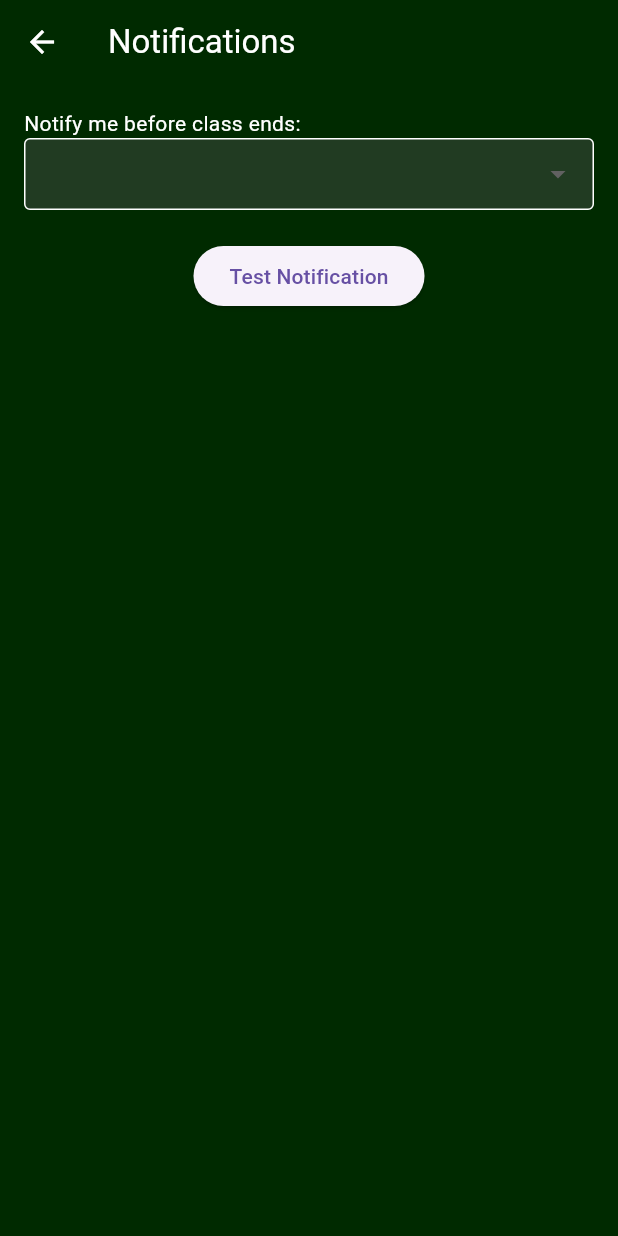
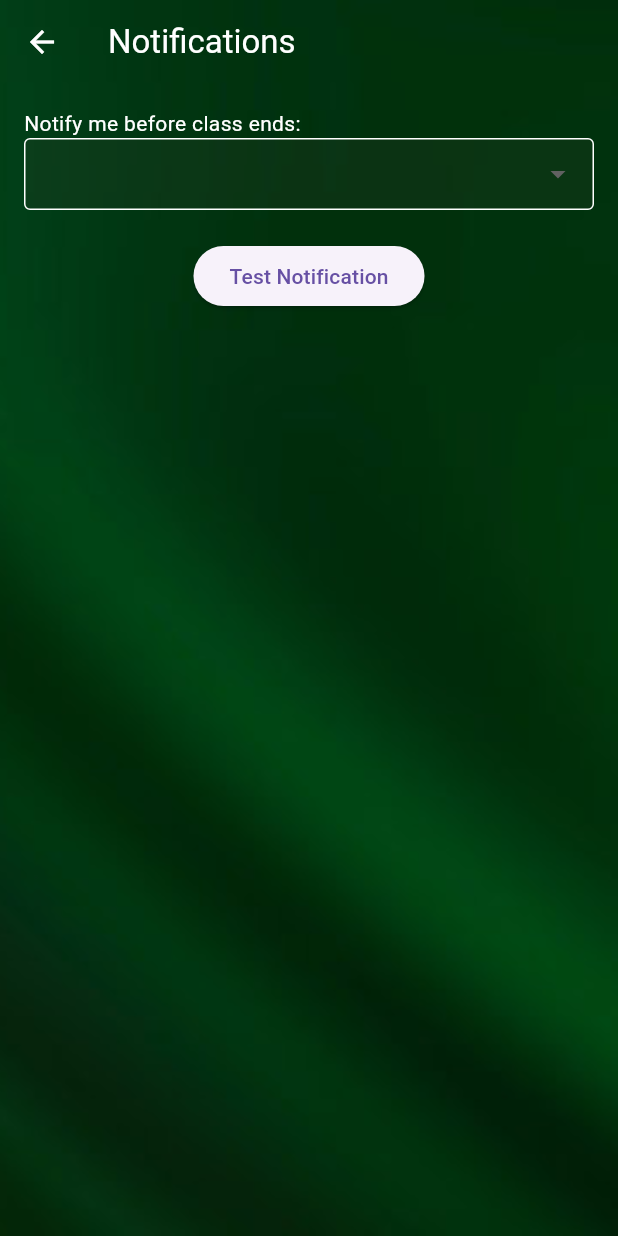
Before and after one commit to alexliao95311/ehs-bell-schedule, a Flutter app: the SettingsPage screen opened directly with empty values, after a tap on "Notifications", on a phone screen of 412 x 824 dp. Run offline on Flutter 3.47's test engine with Material 3 defaults, Android fonts, the phone set to English and light mode, and no system bars; our stand-ins replace awesome_notifications.

Commit message:
added background image

```diff
--- a/lib/main.dart
+++ b/lib/main.dart
@@ -5,6 +5,7 @@ import 'package:intl/intl.dart';
 import 'notification_controller.dart';
 
 void main() async {
+  WidgetsFlutterBinding.ensureInitialized();
   await AwesomeNotifications().initialize(
     null,
     [
@@ -27,7 +28,7 @@ void main() async {
 
   bool isAllowedToSendNotification = await AwesomeNotifications().isNotificationAllowed();
   if (!isAllowedToSendNotification) {
-    AwesomeNotifications().requestPermissionToSendNotifications();
+    await AwesomeNotifications().requestPermissionToSendNotifications();
   }
   runApp(const BellScheduleApp());
 }
@@ -41,7 +42,7 @@ class BellScheduleApp extends StatelessWidget {
       title: 'EHS Bell Schedule',
       theme: ThemeData(
         primarySwatch: Colors.green,
-        scaffoldBackgroundColor: Color.fromARGB(255, 0, 42, 0),
+        scaffoldBackgroundColor: Colors.transparent,
         textTheme: const TextTheme(
           bodyMedium: TextStyle(color: Colors.white),
         ),
@@ -162,7 +163,6 @@ class _HomePageState extends State<HomePage> {
     ],
   };
 
-
   @override
   void initState() {
     AwesomeNotifications().setListeners(
@@ -280,7 +280,7 @@ class _HomePageState extends State<HomePage> {
       case 'Minimum Day':
         return 'Minimum Day Schedule';
       default:
-        return 'No schedule'; // Default = "No schedule"
+        return 'Testing schedule'; // Default = "No schedule"
     }
   }
 
@@ -353,8 +353,10 @@ class _HomePageState extends State<HomePage> {
   @override
   Widget build(BuildContext context) {
     return Scaffold(
+      extendBodyBehindAppBar: true,
       appBar: AppBar(
-        backgroundColor: Color.fromARGB(255, 0, 42, 0),
+        backgroundColor: Colors.transparent,
+        elevation: 0,
         leading: IconButton(
           icon: const Icon(Icons.info, color: Colors.white),
           onPressed: _openInformation,
@@ -380,11 +382,18 @@ class _HomePageState extends State<HomePage> {
           ),
         ],
       ),
-      body: Center(
+      body: Container(
+        decoration: BoxDecoration(
+          image: DecorationImage(
+            image: AssetImage('images/background2.jpeg'),
+            fit: BoxFit.cover,
+          ),
+        ),
+        child: SafeArea(
+          child: Center(
             child: Column(
               mainAxisAlignment: MainAxisAlignment.center,
               children: <Widget>[
-            Spacer(flex: 2),
                 if (_currentClass != 'No Class')
                   SizedBox(
                     height: 200,
@@ -404,20 +413,19 @@ class _HomePageState extends State<HomePage> {
                             children: [
                               Text(
                                 _timeLeft,
-                            style: const TextStyle(fontSize: 36, color: Colors.white),
+                                style: const TextStyle(fontSize: 24, color: Colors.white),
                               ),
                               const Text(
                                 'left',
-                            style: TextStyle(fontSize: 24, color: Colors.white),
+                                style: TextStyle(fontSize: 16, color: Colors.white),
                               ),
                             ],
                           ),
                         ),
-
                       ],
                     ),
                   ),
-            const SizedBox(height: 30),
+                const SizedBox(height: 20),
                 Text(
                   _currentClass,
                   style: const TextStyle(fontSize: 36, fontWeight: FontWeight.bold, color: Colors.white),
@@ -428,8 +436,9 @@ class _HomePageState extends State<HomePage> {
                     _periodDuration,
                     style: const TextStyle(fontSize: 24, color: Colors.white),
                   ),
-            Spacer(flex: 3),
               ],
+            ),
+          ),
         ),
       ),
     );
@@ -488,12 +497,22 @@ class SettingsPage extends StatelessWidget {
   @override
   Widget build(BuildContext context) {
     return Scaffold(
+      extendBodyBehindAppBar: true,
       appBar: AppBar(
+        backgroundColor: Colors.transparent,
+        elevation: 0,
         title: const Text('Settings', style: TextStyle(color: Colors.white)),
-        backgroundColor: Color.fromARGB(255, 0, 42, 0),
         iconTheme: const IconThemeData(color: Colors.white), // Make the back arrow white
       ),
-      body: ListView(
+      body: Container(
+        decoration: BoxDecoration(
+          image: DecorationImage(
+            image: AssetImage('images/background2.jpeg'),
+            fit: BoxFit.cover,
+          ),
+        ),
+        child: SafeArea(
+          child: ListView(
             padding: const EdgeInsets.all(16.0),
             children: [
               ListTile(
@@ -564,6 +583,8 @@ class SettingsPage extends StatelessWidget {
               ),
             ],
           ),
+        ),
+      ),
     );
   }
 }
@@ -601,12 +622,22 @@ class _EditClassNamesPageState extends State<EditClassNamesPage> {
   @override
   Widget build(BuildContext context) {
     return Scaffold(
+      extendBodyBehindAppBar: true,
       appBar: AppBar(
+        backgroundColor: Colors.transparent,
+        elevation: 0,
         title: const Text('Edit Class Names', style: TextStyle(color: Colors.white)),
-        backgroundColor: Color.fromARGB(255, 0, 42, 0),
         iconTheme: const IconThemeData(color: Colors.white), // Make the back arrow white
       ),
-      body: ListView(
+      body: Container(
+        decoration: BoxDecoration(
+          image: DecorationImage(
+            image: AssetImage('images/background2.jpeg'),
+            fit: BoxFit.cover,
+          ),
+        ),
+        child: SafeArea(
+          child: ListView(
             padding: const EdgeInsets.all(16.0),
             children: [
               const SizedBox(height: 20),
@@ -652,6 +683,8 @@ class _EditClassNamesPageState extends State<EditClassNamesPage> {
               ),
             ],
           ),
+        ),
+      ),
     );
   }
 }
@@ -689,12 +722,22 @@ class _NotificationsPageState extends State<NotificationsPage> {
   @override
   Widget build(BuildContext context) {
     return Scaffold(
+      extendBodyBehindAppBar: true,
       appBar: AppBar(
+        backgroundColor: Colors.transparent,
+        elevation: 0,
         title: const Text('Notifications', style: TextStyle(color: Colors.white)),
-        backgroundColor: Color.fromARGB(255, 0, 42, 0),
         iconTheme: const IconThemeData(color: Colors.white), // Make the back arrow white
       ),
-      body: Padding(
+      body: Container(
+        decoration: BoxDecoration(
+          image: DecorationImage(
+            image: AssetImage('images/background2.jpeg'),
+            fit: BoxFit.cover,
+          ),
+        ),
+        child: SafeArea(
+          child: Padding(
             padding: const EdgeInsets.all(16.0),
             child: Column(
               crossAxisAlignment: CrossAxisAlignment.start,
@@ -732,7 +775,7 @@ class _NotificationsPageState extends State<NotificationsPage> {
                   },
                   decoration: InputDecoration(
                     filled: true,
-                fillColor: Color.fromARGB(255, 33, 59, 34),
+                    fillColor: Color.fromARGB(255, 33, 59, 34).withOpacity(0.3),
                     border: OutlineInputBorder(),
                     enabledBorder: OutlineInputBorder(
                       borderSide: BorderSide(color: Colors.white),
@@ -745,7 +788,6 @@ class _NotificationsPageState extends State<NotificationsPage> {
                   style: TextStyle(color: Colors.white),
                   dropdownColor: Color.fromARGB(255, 33, 59, 34),
                 ),
-
                 const SizedBox(height: 20),
                 Center(
                   child: ElevatedButton(
@@ -754,6 +796,8 @@ class _NotificationsPageState extends State<NotificationsPage> {
                   ),
                 ),
               ],
+            ),
+          ),
         ),
       ),
     );
@@ -797,12 +841,22 @@ class _OtherSettingsPageState extends State<OtherSettingsPage> {
   @override
   Widget build(BuildContext context) {
     return Scaffold(
+      extendBodyBehindAppBar: true,
       appBar: AppBar(
+        backgroundColor: Colors.transparent,
+        elevation: 0,
         title: const Text('Other Settings', style: TextStyle(color: Colors.white)),
-        backgroundColor: Color.fromARGB(255, 0, 42, 0),
         iconTheme: const IconThemeData(color: Colors.white), // Make the back arrow white
       ),
-      body: ListView(
+      body: Container(
+        decoration: BoxDecoration(
+          image: DecorationImage(
+            image: AssetImage('images/background2.jpeg'),
+            fit: BoxFit.cover,
+          ),
+        ),
+        child: SafeArea(
+          child: ListView(
             padding: const EdgeInsets.all(16.0),
             children: [
               SwitchListTile(
@@ -833,6 +887,8 @@ class _OtherSettingsPageState extends State<OtherSettingsPage> {
               ),
             ],
           ),
+        ),
+      ),
     );
   }
 }
@@ -841,12 +897,22 @@ class AboutPage extends StatelessWidget {
   @override
   Widget build(BuildContext context) {
     return Scaffold(
+      extendBodyBehindAppBar: true,
       appBar: AppBar(
+        backgroundColor: Colors.transparent,
+        elevation: 0,
         title: const Text('About', style: TextStyle(color: Colors.white)),
-        backgroundColor: Color.fromARGB(255, 0, 42, 0),
         iconTheme: const IconThemeData(color: Colors.white), // Make the back arrow white
       ),
-      body: Center(
+      body: Container(
+        decoration: BoxDecoration(
+          image: DecorationImage(
+            image: AssetImage('images/background2.jpeg'),
+            fit: BoxFit.cover,
+          ),
+        ),
+        child: SafeArea(
+          child: Center(
             child: Padding(
               padding: const EdgeInsets.all(16.0),
               child: Column(
@@ -866,6 +932,8 @@ class AboutPage extends StatelessWidget {
                   ),
                   Spacer(flex: 3),
                 ],
+              ),
+            ),
           ),
         ),
       ),
@@ -897,12 +965,22 @@ class InformationPage extends StatelessWidget {
     String day = DateFormat('EEEE').format(now);
 
     return Scaffold(
+      extendBodyBehindAppBar: true,
       appBar: AppBar(
+        backgroundColor: Colors.transparent,
+        elevation: 0,
         title: const Text('All Schedules', style: TextStyle(color: Colors.white)),
-        backgroundColor: Color.fromARGB(255, 0, 42, 0),
         iconTheme: const IconThemeData(color: Colors.white), // Make the back arrow white
       ),
-      body: ListView(
+      body: Container(
+        decoration: BoxDecoration(
+          image: DecorationImage(
+            image: AssetImage('images/background2.jpeg'),
+            fit: BoxFit.cover,
+          ),
+        ),
+        child: SafeArea(
+          child: ListView(
             padding: const EdgeInsets.all(16.0),
             children: [
               _buildScheduleSection('Today\'s Schedule (${day})', schedules[day] ?? []),
@@ -911,6 +989,8 @@ class InformationPage extends StatelessWidget {
               _buildScheduleSection('Thursday Schedule', schedules['Thursday'] ?? []),
               _buildScheduleSection('Minimum Day Schedule', schedules['Minimum Day'] ?? []),
             ],
+          ),
+        ),
       ),
     );
   }
--- a/pubspec.yaml
+++ b/pubspec.yaml
@@ -78,9 +78,9 @@ flutter:
   uses-material-design: true
 
   # To add assets to your application, add an assets section, like this:
-  # assets:
-  #   - images/a_dot_burr.jpeg
-  #   - images/a_dot_ham.jpeg
+  assets:
+     - images/background.jpeg
+     - images/background2.jpeg
 
   # An image asset can refer to one or more resolution-specific "variants", see
   # https://flutter.dev/assets-and-images/#resolution-aware
```
Also changed, not shown: images/background.jpeg (added), images/background2.jpeg (added). Lines whose indentation alone changed are shown as unchanged.
